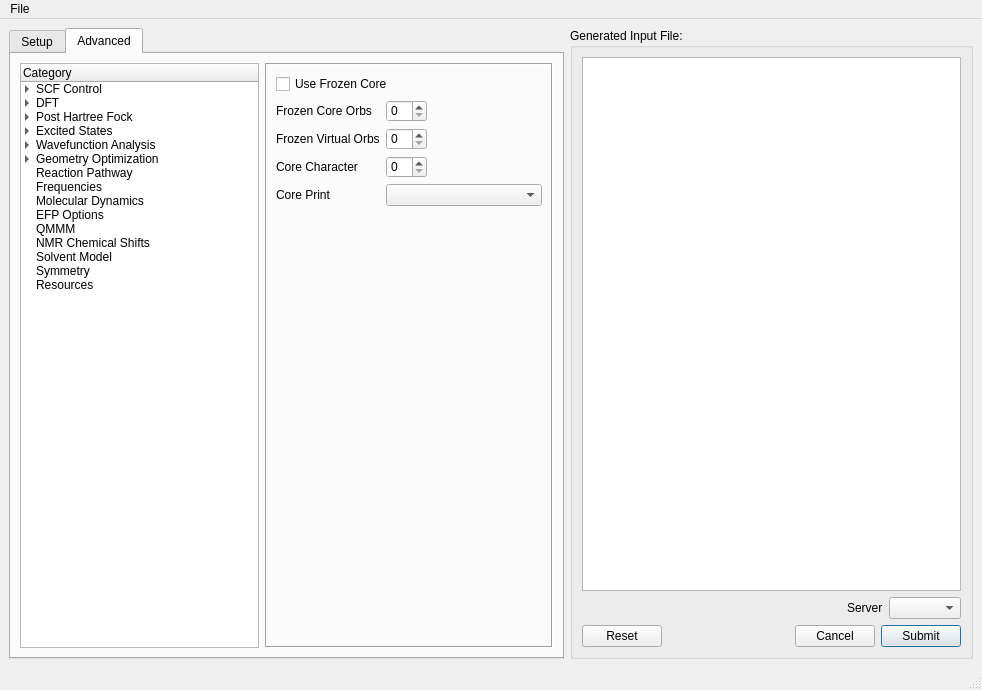
First picture: the form in src/Qui/QuiMainWindow.ui, repository nutjunkie/IQmol, before the edit.
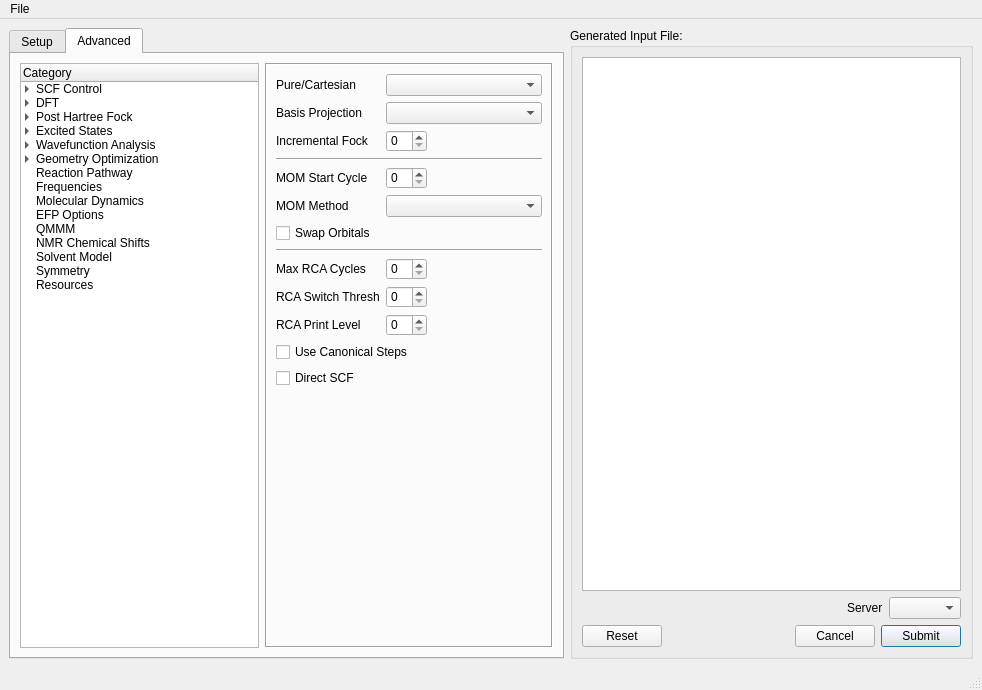
Second picture: the form after the edit. The open tabs and pages were chosen to show the change. Icons and pictures are not drawn.

Commit message: Removed debugging print statements

The edit to the form file:
```diff
--- a/src/Qui/QuiMainWindow.ui
+++ b/src/Qui/QuiMainWindow.ui
@@ -3495,6 +3495,66 @@
           </widget>
           <widget class="QWidget" name="AdvancedPostHartreeFock">
            <layout class="QVBoxLayout" name="verticalLayout_19">
+            <item>
+             <widget class="QGroupBox" name="groupBox_3">
+              <property name="title">
+               <string>Frozen Core</string>
+              </property>
+              <layout class="QVBoxLayout" name="verticalLayout_17">
+               <item>
+                <widget class="QCheckBox" name="qui_frozen_core">
+                 <property name="text">
+                  <string>Use Frozen Core</string>
+                 </property>
+                </widget>
+               </item>
+               <item>
+                <layout class="QGridLayout">
+                 <item row="3" column="0">
+                  <widget class="QLabel" name="label_93">
+                   <property name="text">
+                    <string>Core Print</string>
+                   </property>
+                  </widget>
+                 </item>
+                 <item row="3" column="1" colspan="2">
+                  <widget class="QComboBox" name="core_character_print"/>
+                 </item>
+                 <item row="2" column="2">
+                  <widget class="QSpinBox" name="core_character"/>
+                 </item>
+                 <item row="1" column="2">
+                  <widget class="QSpinBox" name="n_frozen_virtual"/>
+                 </item>
+                 <item row="0" column="2">
+                  <widget class="QSpinBox" name="n_frozen_core"/>
+                 </item>
+                 <item row="1" column="0" colspan="2">
+                  <widget class="QLabel" name="label_234">
+                   <property name="text">
+                    <string>Frozen Virtual Orbs</string>
+                   </property>
+                  </widget>
+                 </item>
+                 <item row="0" column="0" colspan="2">
+                  <widget class="QLabel" name="label_123">
+                   <property name="text">
+                    <string>Frozen Core Orbs</string>
+                   </property>
+                  </widget>
+                 </item>
+                 <item row="2" column="0" colspan="2">
+                  <widget class="QLabel" name="label_92">
+                   <property name="text">
+                    <string>Core Character</string>
+                   </property>
+                  </widget>
+                 </item>
+                </layout>
+               </item>
+              </layout>
+             </widget>
+            </item>
             <item>
              <widget class="QCheckBox" name="ssg">
               <property name="text">
@@ -3538,87 +3598,6 @@
             </item>
            </layout>
           </widget>
-          <widget class="QWidget" name="AdvancedFrozenCore">
-           <layout class="QVBoxLayout" name="verticalLayout_17">
-            <item>
-             <widget class="QCheckBox" name="qui_frozen_core">
-              <property name="text">
-               <string>Use Frozen Core</string>
-              </property>
-             </widget>
-            </item>
-            <item>
-             <layout class="QGridLayout">
-              <item row="0" column="1">
-               <widget class="QSpinBox" name="n_frozen_core"/>
-              </item>
-              <item row="1" column="1">
-               <widget class="QSpinBox" name="n_frozen_virtual"/>
-              </item>
-              <item row="0" column="0">
-               <widget class="QLabel" name="label_123">
-                <property name="text">
-                 <string>Frozen Core Orbs</string>
-                </property>
-               </widget>
-              </item>
-              <item row="1" column="0">
-               <widget class="QLabel" name="label_234">
-                <property name="text">
-                 <string>Frozen Virtual Orbs</string>
-                </property>
-               </widget>
-              </item>
-              <item row="0" column="2">
-               <spacer name="horizontalSpacer_5">
-                <property name="orientation">
-                 <enum>Qt::Horizontal</enum>
-                </property>
-                <property name="sizeHint" stdset="0">
-                 <size>
-                  <width>40</width>
-                  <height>20</height>
-                 </size>
-                </property>
-               </spacer>
-              </item>
-              <item row="2" column="0">
-               <widget class="QLabel" name="label_92">
-                <property name="text">
-                 <string>Core Character</string>
-                </property>
-               </widget>
-              </item>
-              <item row="2" column="1">
-               <widget class="QSpinBox" name="core_character"/>
-              </item>
-              <item row="3" column="0">
-               <widget class="QLabel" name="label_93">
-                <property name="text">
-                 <string>Core Print</string>
-                </property>
-               </widget>
-              </item>
-              <item row="3" column="1" colspan="2">
-               <widget class="QComboBox" name="core_character_print"/>
-              </item>
-             </layout>
-            </item>
-            <item>
-             <spacer>
-              <property name="orientation">
-               <enum>Qt::Vertical</enum>
-              </property>
-              <property name="sizeHint" stdset="0">
-               <size>
-                <width>20</width>
-                <height>40</height>
-               </size>
-              </property>
-             </spacer>
-            </item>
-           </layout>
-          </widget>
           <widget class="QWidget" name="AdvancedCoupledCluster">
            <layout class="QVBoxLayout" name="verticalLayout">
             <item>
```
Left out of the diff: 8 changed lines with no effect on the pictures. The commit also changes 2 other files.
